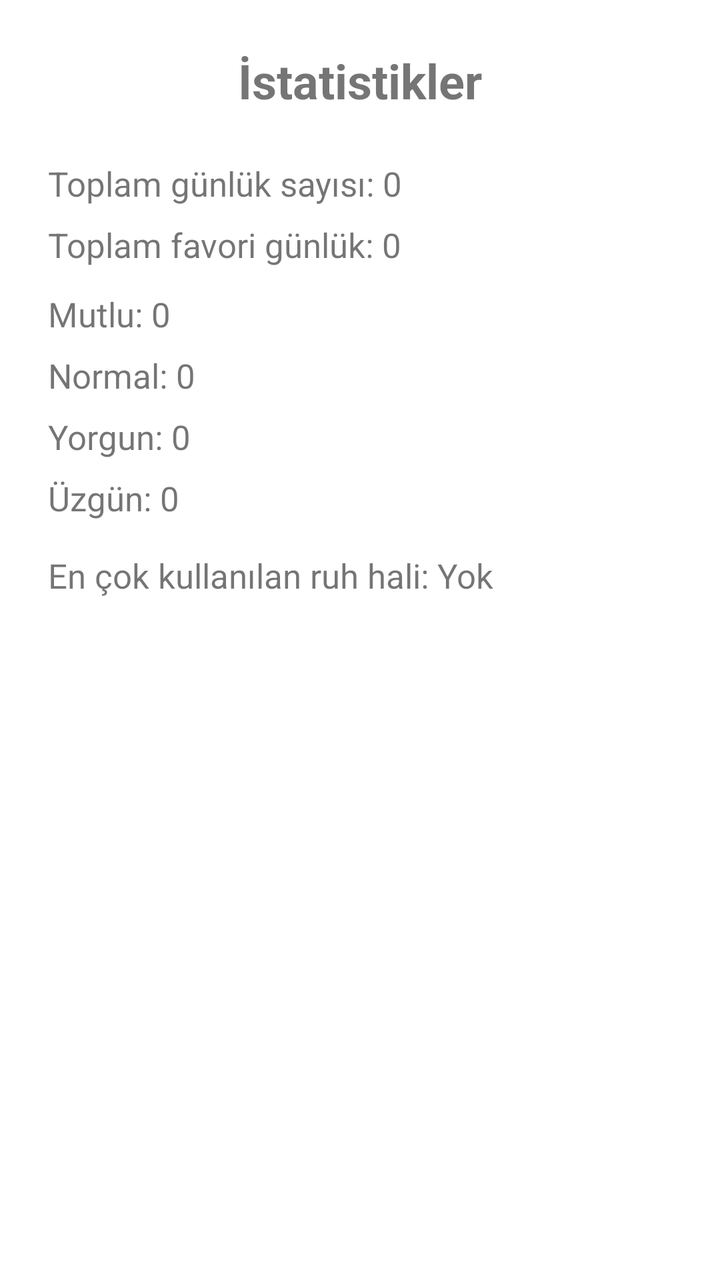
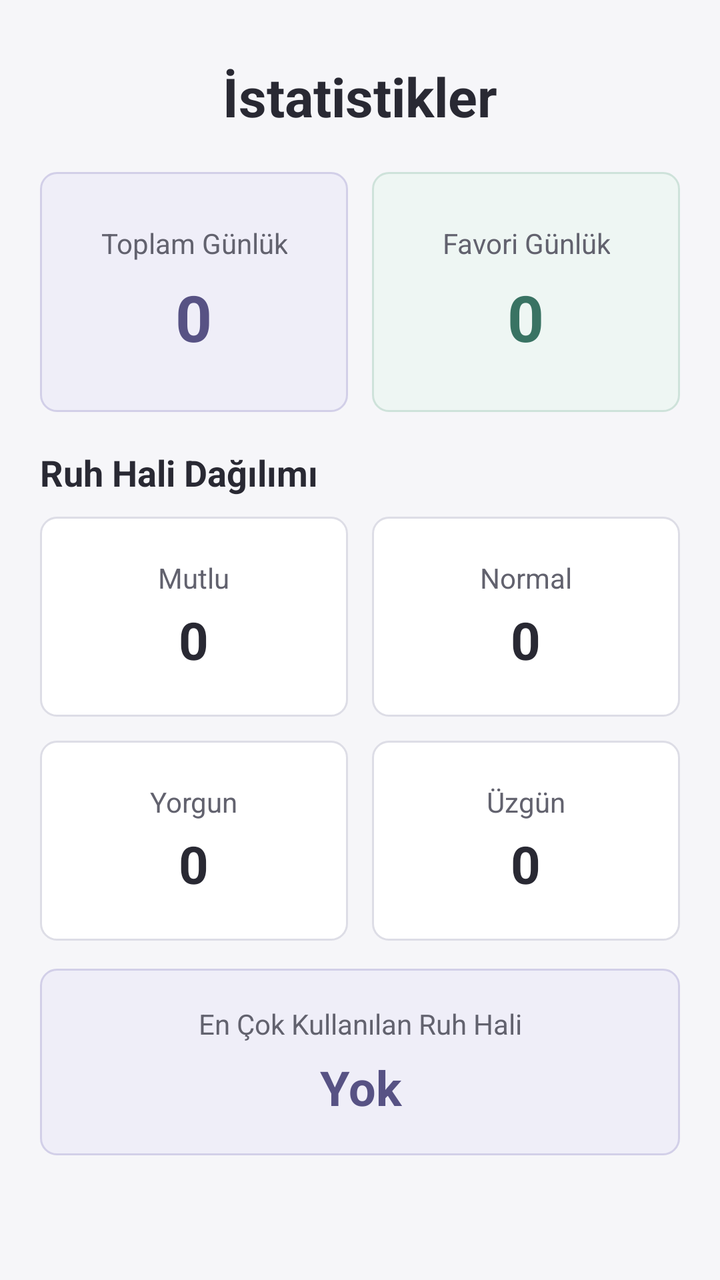

Compare the two renders of this Android layout. The source of the first and the diff that turns it into the second are given below.
<!-- AndroidManifest.xml: application theme android:Theme.Material.Light.NoActionBar -->
<!-- res/layout/activity_statistics.xml -->
<?xml version="1.0" encoding="utf-8"?>
<LinearLayout xmlns:android="http://schemas.android.com/apk/res/android"
    android:layout_width="match_parent"
    android:layout_height="match_parent"
    android:orientation="vertical"
    android:padding="24dp"
    android:background="#FFFFFF">

    <TextView
        android:layout_width="match_parent"
        android:layout_height="wrap_content"
        android:text="İstatistikler"
        android:textSize="24sp"
        android:textStyle="bold"
        android:gravity="center"
        android:layout_marginBottom="24dp" />

    <TextView
        android:id="@+id/totalText"
        android:layout_width="match_parent"
        android:layout_height="wrap_content"
        android:text="Toplam günlük sayısı: 0"
        android:textSize="17sp"
        android:layout_marginBottom="8dp" />

    <TextView
        android:id="@+id/favoriteCountText"
        android:layout_width="match_parent"
        android:layout_height="wrap_content"
        android:text="Toplam favori günlük: 0"
        android:textSize="17sp"
        android:layout_marginBottom="12dp" />

    <TextView
        android:id="@+id/mutluText"
        android:layout_width="match_parent"
        android:layout_height="wrap_content"
        android:text="Mutlu: 0"
        android:textSize="17sp"
        android:layout_marginBottom="8dp" />

    <TextView
        android:id="@+id/normalText"
        android:layout_width="match_parent"
        android:layout_height="wrap_content"
        android:text="Normal: 0"
        android:textSize="17sp"
        android:layout_marginBottom="8dp" />

    <TextView
        android:id="@+id/yorgunText"
        android:layout_width="match_parent"
        android:layout_height="wrap_content"
        android:text="Yorgun: 0"
        android:textSize="17sp"
        android:layout_marginBottom="8dp" />

    <TextView
        android:id="@+id/uzgunText"
        android:layout_width="match_parent"
        android:layout_height="wrap_content"
        android:text="Üzgün: 0"
        android:textSize="17sp"
        android:layout_marginBottom="16dp" />

    <TextView
        android:id="@+id/mostUsedText"
        android:layout_width="match_parent"
        android:layout_height="wrap_content"
        android:text="En çok kullanılan ruh hali: Yok"
        android:textSize="17sp" />

</LinearLayout>
<!-- resources referenced by this layout -->
<resources>

</resources>

<!-- the commit's change to res/layout/activity_statistics.xml (unified diff, before → after) -->
@@ -1,73 +1,255 @@
 <?xml version="1.0" encoding="utf-8"?>
-<LinearLayout xmlns:android="http://schemas.android.com/apk/res/android"
+<ScrollView xmlns:android="http://schemas.android.com/apk/res/android"
     android:layout_width="match_parent"
     android:layout_height="match_parent"
-    android:orientation="vertical"
-    android:padding="24dp"
-    android:background="#FFFFFF">
-
-    <TextView
+    android:background="@color/screen_background"
+    android:fillViewport="true">
+
+    <LinearLayout
         android:layout_width="match_parent"
         android:layout_height="wrap_content"
-        android:text="İstatistikler"
-        android:textSize="24sp"
-        android:textStyle="bold"
-        android:gravity="center"
-        android:layout_marginBottom="24dp" />
-
-    <TextView
-        android:id="@+id/totalText"
-        android:layout_width="match_parent"
-        android:layout_height="wrap_content"
-        android:text="Toplam günlük sayısı: 0"
-        android:textSize="17sp"
-        android:layout_marginBottom="8dp" />
-
-    <TextView
-        android:id="@+id/favoriteCountText"
-        android:layout_width="match_parent"
-        android:layout_height="wrap_content"
-        android:text="Toplam favori günlük: 0"
-        android:textSize="17sp"
-        android:layout_marginBottom="12dp" />
-
-    <TextView
-        android:id="@+id/mutluText"
-        android:layout_width="match_parent"
-        android:layout_height="wrap_content"
-        android:text="Mutlu: 0"
-        android:textSize="17sp"
-        android:layout_marginBottom="8dp" />
-
-    <TextView
-        android:id="@+id/normalText"
-        android:layout_width="match_parent"
-        android:layout_height="wrap_content"
-        android:text="Normal: 0"
-        android:textSize="17sp"
-        android:layout_marginBottom="8dp" />
-
-    <TextView
-        android:id="@+id/yorgunText"
-        android:layout_width="match_parent"
-        android:layout_height="wrap_content"
-        android:text="Yorgun: 0"
-        android:textSize="17sp"
-        android:layout_marginBottom="8dp" />
-
-    <TextView
-        android:id="@+id/uzgunText"
-        android:layout_width="match_parent"
-        android:layout_height="wrap_content"
-        android:text="Üzgün: 0"
-        android:textSize="17sp"
-        android:layout_marginBottom="16dp" />
-
-    <TextView
-        android:id="@+id/mostUsedText"
-        android:layout_width="match_parent"
-        android:layout_height="wrap_content"
-        android:text="En çok kullanılan ruh hali: Yok"
-        android:textSize="17sp" />
-
-</LinearLayout>
+        android:orientation="vertical"
+        android:padding="20dp">
+
+        <TextView
+            style="@style/ScreenTitle"
+            android:layout_width="match_parent"
+            android:layout_height="wrap_content"
+            android:text="İstatistikler"
+            android:layout_marginTop="10dp"
+            android:layout_marginBottom="20dp" />
+
+        <LinearLayout
+            android:layout_width="match_parent"
+            android:layout_height="wrap_content"
+            android:orientation="horizontal"
+            android:baselineAligned="false"
+            android:layout_marginBottom="12dp">
+
+            <LinearLayout
+                android:layout_width="0dp"
+                android:layout_height="120dp"
+                android:layout_weight="1"
+                android:orientation="vertical"
+                android:gravity="center"
+                android:background="@drawable/bg_stat_primary"
+                android:padding="12dp"
+                android:layout_marginEnd="6dp">
+
+                <TextView
+                    android:layout_width="wrap_content"
+                    android:layout_height="wrap_content"
+                    android:text="Toplam Günlük"
+                    android:textColor="@color/text_secondary"
+                    android:textSize="14sp"
+                    android:gravity="center" />
+
+                <TextView
+                    android:id="@+id/totalText"
+                    android:layout_width="wrap_content"
+                    android:layout_height="wrap_content"
+                    android:text="0"
+                    android:textColor="@color/primary_dark"
+                    android:textSize="32sp"
+                    android:textStyle="bold"
+                    android:layout_marginTop="6dp" />
+
+            </LinearLayout>
+
+            <LinearLayout
+                android:layout_width="0dp"
+                android:layout_height="120dp"
+                android:layout_weight="1"
+                android:orientation="vertical"
+                android:gravity="center"
+                android:background="@drawable/bg_stat_secondary"
+                android:padding="12dp"
+                android:layout_marginStart="6dp">
+
+                <TextView
+                    android:layout_width="wrap_content"
+                    android:layout_height="wrap_content"
+                    android:text="Favori Günlük"
+                    android:textColor="@color/text_secondary"
+                    android:textSize="14sp"
+                    android:gravity="center" />
+
+                <TextView
+                    android:id="@+id/favoriteCountText"
+                    android:layout_width="wrap_content"
+                    android:layout_height="wrap_content"
+                    android:text="0"
+                    android:textColor="#397363"
+                    android:textSize="32sp"
+                    android:textStyle="bold"
+                    android:layout_marginTop="6dp" />
+
+            </LinearLayout>
+        </LinearLayout>
+
+        <TextView
+            style="@style/SectionTitle"
+            android:layout_width="match_parent"
+            android:layout_height="wrap_content"
+            android:text="Ruh Hali Dağılımı"
+            android:layout_marginTop="6dp"
+            android:layout_marginBottom="10dp" />
+
+        <LinearLayout
+            android:layout_width="match_parent"
+            android:layout_height="wrap_content"
+            android:orientation="horizontal"
+            android:baselineAligned="false"
+            android:layout_marginBottom="12dp">
+
+            <LinearLayout
+                android:layout_width="0dp"
+                android:layout_height="100dp"
+                android:layout_weight="1"
+                android:orientation="vertical"
+                android:gravity="center"
+                android:background="@drawable/bg_card"
+                android:layout_marginEnd="6dp">
+
+                <TextView
+                    android:layout_width="wrap_content"
+                    android:layout_height="wrap_content"
+                    android:text="Mutlu"
+                    android:textColor="@color/text_secondary"
+                    android:textSize="14sp" />
+
+                <TextView
+                    android:id="@+id/mutluText"
+                    android:layout_width="wrap_content"
+                    android:layout_height="wrap_content"
+                    android:text="0"
+                    android:textColor="@color/text_primary"
+                    android:textSize="26sp"
+                    android:textStyle="bold"
+                    android:layout_marginTop="4dp" />
+
+            </LinearLayout>
+
+            <LinearLayout
+                android:layout_width="0dp"
+                android:layout_height="100dp"
+                android:layout_weight="1"
+                android:orientation="vertical"
+                android:gravity="center"
+                android:background="@drawable/bg_card"
+                android:layout_marginStart="6dp">
+
+                <TextView
+                    android:layout_width="wrap_content"
+                    android:layout_height="wrap_content"
+                    android:text="Normal"
+                    android:textColor="@color/text_secondary"
+                    android:textSize="14sp" />
+
+                <TextView
+                    android:id="@+id/normalText"
+                    android:layout_width="wrap_content"
+                    android:layout_height="wrap_content"
+                    android:text="0"
+                    android:textColor="@color/text_primary"
+                    android:textSize="26sp"
+                    android:textStyle="bold"
+                    android:layout_marginTop="4dp" />
+
+            </LinearLayout>
+        </LinearLayout>
+
+        <LinearLayout
+            android:layout_width="match_parent"
+            android:layout_height="wrap_content"
+            android:orientation="horizontal"
+            android:baselineAligned="false"
+            android:layout_marginBottom="14dp">
+
+            <LinearLayout
+                android:layout_width="0dp"
+                android:layout_height="100dp"
+                android:layout_weight="1"
+                android:orientation="vertical"
+                android:gravity="center"
+                android:background="@drawable/bg_card"
+                android:layout_marginEnd="6dp">
+
+                <TextView
+                    android:layout_width="wrap_content"
+                    android:layout_height="wrap_content"
+                    android:text="Yorgun"
+                    android:textColor="@color/text_secondary"
+                    android:textSize="14sp" />
+
+                <TextView
+                    android:id="@+id/yorgunText"
+                    android:layout_width="wrap_content"
+                    android:layout_height="wrap_content"
+                    android:text="0"
+                    android:textColor="@color/text_primary"
+                    android:textSize="26sp"
+                    android:textStyle="bold"
+                    android:layout_marginTop="4dp" />
+
+            </LinearLayout>
+
+            <LinearLayout
+                android:layout_width="0dp"
+                android:layout_height="100dp"
+                android:layout_weight="1"
+                android:orientation="vertical"
+                android:gravity="center"
+                android:background="@drawable/bg_card"
+                android:layout_marginStart="6dp">
+
+                <TextView
+                    android:layout_width="wrap_content"
+                    android:layout_height="wrap_content"
+                    android:text="Üzgün"
+                    android:textColor="@color/text_secondary"
+                    android:textSize="14sp" />
+
+                <TextView
+                    android:id="@+id/uzgunText"
+                    android:layout_width="wrap_content"
+                    android:layout_height="wrap_content"
+                    android:text="0"
+                    android:textColor="@color/text_primary"
+                    android:textSize="26sp"
+                    android:textStyle="bold"
+                    android:layout_marginTop="4dp" />
+
+            </LinearLayout>
+        </LinearLayout>
+
+        <LinearLayout
+            android:layout_width="match_parent"
+            android:layout_height="wrap_content"
+            android:orientation="vertical"
+            android:background="@drawable/bg_stat_primary"
+            android:padding="18dp">
+
+            <TextView
+                android:layout_width="match_parent"
+                android:layout_height="wrap_content"
+                android:text="En Çok Kullanılan Ruh Hali"
+                android:textColor="@color/text_secondary"
+                android:textSize="14sp"
+                android:gravity="center" />
+
+            <TextView
+                android:id="@+id/mostUsedText"
+                android:layout_width="match_parent"
+                android:layout_height="wrap_content"
+                android:text="Yok"
+                android:textColor="@color/primary_dark"
+                android:textSize="24sp"
+                android:textStyle="bold"
+                android:gravity="center"
+                android:layout_marginTop="6dp" />
+
+        </LinearLayout>
+
+    </LinearLayout>
+</ScrollView>
<!-- resource entries referenced after the edit -->
@@ -1,5 +1,50 @@
 <!-- resources referenced by this layout -->
 <resources>
-
+  <color name="primary_dark">#575284</color>
+  <color name="screen_background">#F6F6F9</color>
+  <color name="text_primary">#292933</color>
+  <color name="text_secondary">#62626E</color>
+  <!-- drawable bg_card (drawable) -->
+  <?xml version="1.0" encoding="utf-8"?>
+  <shape xmlns:android="http://schemas.android.com/apk/res/android">
+      <solid android:color="@color/card_background" />
+      <stroke
+          android:width="1dp"
+          android:color="@color/border" />
+      <corners android:radius="8dp" />
+  </shape>
+  <!-- drawable bg_stat_primary (drawable) -->
+  <?xml version="1.0" encoding="utf-8"?>
+  <shape xmlns:android="http://schemas.android.com/apk/res/android">
+      <solid android:color="#EFEEF8" />
+      <stroke
+          android:width="1dp"
+          android:color="#D2CFE8" />
+      <corners android:radius="8dp" />
+  </shape>
+  <!-- drawable bg_stat_secondary (drawable) -->
+  <?xml version="1.0" encoding="utf-8"?>
+  <shape xmlns:android="http://schemas.android.com/apk/res/android">
+      <solid android:color="#EEF6F3" />
+      <stroke
+          android:width="1dp"
+          android:color="#CEE2DA" />
+      <corners android:radius="8dp" />
+  </shape>
+  <style name="ScreenTitle">
+          <item name="android:textColor">@color/text_primary</item>
+          <item name="android:textSize">27sp</item>
+          <item name="android:textStyle">bold</item>
+          <item name="android:gravity">center</item>
+          <item name="android:letterSpacing">0</item>
+      </style>
+  <style name="SectionTitle">
+          <item name="android:textColor">@color/text_primary</item>
+          <item name="android:textSize">18sp</item>
+          <item name="android:textStyle">bold</item>
+          <item name="android:letterSpacing">0</item>
+      </style>
+  <color name="card_background">#FFFFFF</color>
+  <color name="border">#DDDDE6</color>
 </resources>
 
